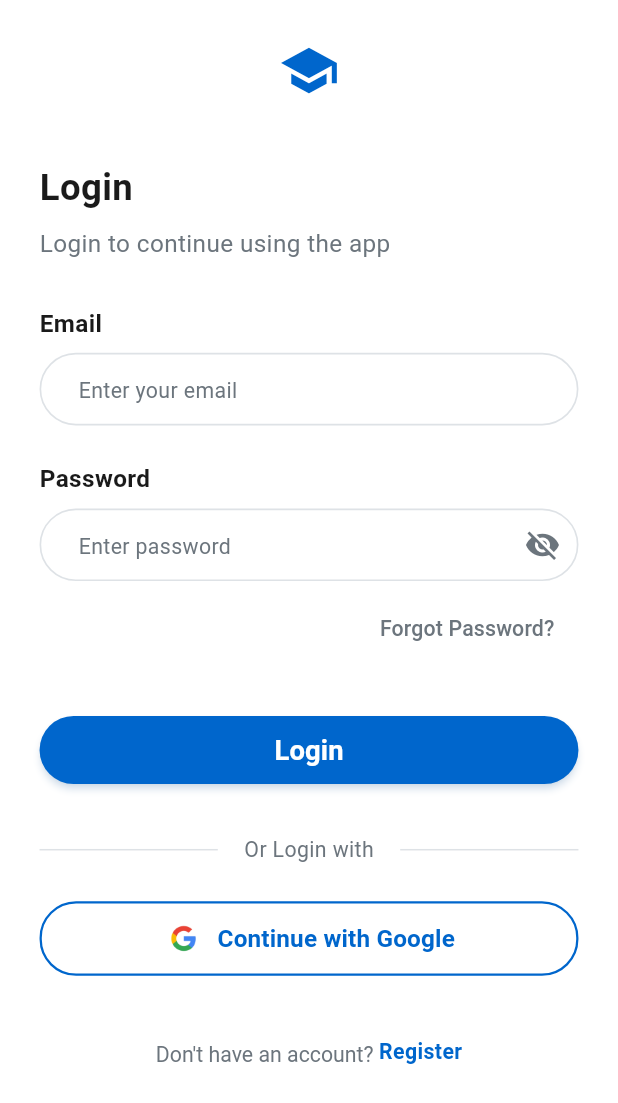
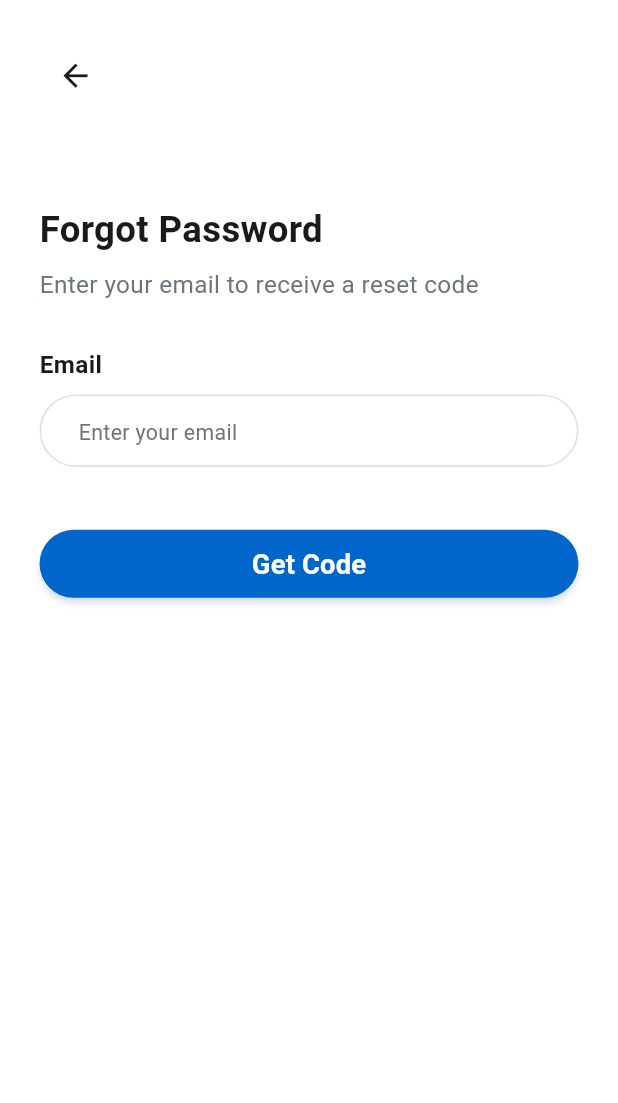
Before and after one commit to Getaye-Biaznlgn/undp-lms, a Flutter app: the screen it shows after launch, after a tap on "Skip", after a tap on "Forgot Password?", on a phone screen of 412 x 824 dp. Shown: the top 1103 px of the screen. Run offline on Flutter 3.47's test engine with Material 3 defaults, Android fonts, the phone set to English and light mode, and no system bars; our stand-ins replace dartz, dio, equatable, flutter_bloc, flutter_screenutil, get_it and 4 more.

Commit message:
reset password is added

```diff
--- a/lib/core/router/app_router.dart
+++ b/lib/core/router/app_router.dart
@@ -5,12 +5,16 @@ import 'package:lms/features/auth/presentation/pages/splash_page.dart';
 import 'package:lms/features/auth/presentation/pages/onboarding_page.dart';
 import 'package:lms/features/auth/presentation/pages/login_page.dart';
 import 'package:lms/features/auth/presentation/pages/signup_page.dart';
+import 'package:lms/features/auth/presentation/pages/forgot_password_page.dart';
+import 'package:lms/features/auth/presentation/pages/reset_password_page.dart';
 
 class AppRouter {
   static const String splash = '/splash';
   static const String onboarding = '/onboarding';
   static const String login = '/login';
   static const String signup = '/signup';
+  static const String forgotPassword = '/forgot-password';
+  static const String resetPassword = '/reset-password';
   static const String home = '/home';
   static const String initial = '/';
 
@@ -74,6 +78,34 @@ class AppRouter {
         ),
       ),
       GoRoute(
+        path: forgotPassword,
+        pageBuilder: (context, state) => CustomTransitionPage(
+          key: state.pageKey,
+          child: const ForgotPasswordPage(),
+          transitionsBuilder: (context, animation, secondaryAnimation, child) {
+            return FadeTransition(
+              opacity: animation,
+              child: child,
+            );
+          },
+        ),
+      ),
+      GoRoute(
+        path: resetPassword,
+        pageBuilder: (context, state) => CustomTransitionPage(
+          key: state.pageKey,
+          child: ResetPasswordPage(
+            email: state.uri.queryParameters['email'] ?? '',
+          ),
+          transitionsBuilder: (context, animation, secondaryAnimation, child) {
+            return FadeTransition(
+              opacity: animation,
+              child: child,
+            );
+          },
+        ),
+      ),
+      GoRoute(
         path: home,
         pageBuilder: (context, state) => CustomTransitionPage(
           key: state.pageKey,
--- a/lib/dependency_injection.dart
+++ b/lib/dependency_injection.dart
@@ -12,6 +12,8 @@ import 'package:lms/features/auth/data/repositories/auth_repository_impl.dart';
 import 'package:lms/features/auth/domain/repositories/auth_repository.dart';
 import 'package:lms/features/auth/domain/usecases/login_usecase.dart';
 import 'package:lms/features/auth/domain/usecases/signup_usecase.dart';
+import 'package:lms/features/auth/domain/usecases/forgot_password_usecase.dart';
+import 'package:lms/features/auth/domain/usecases/reset_password_usecase.dart';
 import 'package:lms/features/auth/presentation/bloc/auth_bloc.dart';
 import 'package:get_it/get_it.dart';
 import 'package:internet_connection_checker/internet_connection_checker.dart';
@@ -31,6 +33,8 @@ Future<void> init() async {
     () => AuthBloc(
       loginUseCase: sl(),
       signupUseCase: sl(),
+      forgotPasswordUseCase: sl(),
+      resetPasswordUseCase: sl(),
     ),
   );
 
@@ -39,6 +43,8 @@ Future<void> init() async {
   sl.registerLazySingleton(() => GetAllTodos(sl()));
   sl.registerLazySingleton(() => LoginUseCase(sl()));
   sl.registerLazySingleton(() => SignupUseCase(sl()));
+  sl.registerLazySingleton(() => ForgotPasswordUseCase(sl()));
+  sl.registerLazySingleton(() => ResetPasswordUseCase(sl()));
 
   // Repository
   sl.registerLazySingleton<TodoRepository>(
--- a/lib/features/auth/domain/repositories/auth_repository.dart
+++ b/lib/features/auth/domain/repositories/auth_repository.dart
@@ -5,4 +5,6 @@ import 'package:dartz/dartz.dart';
 abstract class AuthRepository {
   Future<Either<Failure, LoginResponse>> login(Map<String, dynamic> request);
   Future<Either<Failure, LoginResponse>> signup(Map<String, dynamic> request);
+  Future<Either<Failure, LoginResponse>> forgotPassword(Map<String, dynamic> request);
+  Future<Either<Failure, LoginResponse>> resetPassword(Map<String, dynamic> request);
 }
--- /dev/null
+++ b/lib/features/auth/domain/usecases/forgot_password_usecase.dart
@@ -0,0 +1,25 @@
+import 'package:dartz/dartz.dart';
+import 'package:equatable/equatable.dart';
+import 'package:lms/core/error/failures.dart';
+import 'package:lms/core/usecases/usecase.dart';
+import 'package:lms/features/auth/domain/entities/login_response.dart';
+import 'package:lms/features/auth/domain/repositories/auth_repository.dart';
+
+class ForgotPasswordParams extends Equatable {
+  final Map<String, dynamic> request;
+  const ForgotPasswordParams({required this.request});
+
+  @override
+  List<Object?> get props => [request];
+}
+
+class ForgotPasswordUseCase implements UseCase<LoginResponse, ForgotPasswordParams> {
+  final AuthRepository repository;
+
+  ForgotPasswordUseCase(this.repository);
+
+  @override
+  Future<Either<Failure, LoginResponse>> call(ForgotPasswordParams params) async {
+    return await repository.forgotPassword(params.request);
+  }
+}
--- /dev/null
+++ b/lib/features/auth/domain/usecases/reset_password_usecase.dart
@@ -0,0 +1,25 @@
+import 'package:dartz/dartz.dart';
+import 'package:equatable/equatable.dart';
+import 'package:lms/core/error/failures.dart';
+import 'package:lms/core/usecases/usecase.dart';
+import 'package:lms/features/auth/domain/entities/login_response.dart';
+import 'package:lms/features/auth/domain/repositories/auth_repository.dart';
+
+class ResetPasswordParams extends Equatable {
+  final Map<String, dynamic> request;
+  const ResetPasswordParams({required this.request});
+
+  @override
+  List<Object?> get props => [request];
+}
+
+class ResetPasswordUseCase implements UseCase<LoginResponse, ResetPasswordParams> {
+  final AuthRepository repository;
+
+  ResetPasswordUseCase(this.repository);
+
+  @override
+  Future<Either<Failure, LoginResponse>> call(ResetPasswordParams params) async {
+    return await repository.resetPassword(params.request);
+  }
+}
--- a/lib/features/auth/presentation/bloc/auth_event.dart
+++ b/lib/features/auth/presentation/bloc/auth_event.dart
@@ -18,3 +18,19 @@ class SignupEvent extends AuthEvent {
   @override
   List<Object?> get props => [request];
 }
+
+class ForgotPasswordEvent extends AuthEvent {
+  final Map<String, dynamic> request;
+  ForgotPasswordEvent(this.request);
+
+  @override
+  List<Object?> get props => [request];
+}
+
+class ResetPasswordEvent extends AuthEvent {
+  final Map<String, dynamic> request;
+  ResetPasswordEvent(this.request);
+
+  @override
+  List<Object?> get props => [request];
+}
--- /dev/null
+++ b/lib/features/auth/presentation/pages/forgot_password_page.dart
@@ -0,0 +1,158 @@
+import 'package:flutter/material.dart';
+import 'package:flutter_bloc/flutter_bloc.dart';
+import 'package:flutter_screenutil/flutter_screenutil.dart';
+import 'package:go_router/go_router.dart';
+import 'package:lms/core/router/app_router.dart';
+import 'package:lms/core/theme/app_theme.dart';
+import 'package:lms/core/widgets/common_button.dart';
+import 'package:lms/core/widgets/common_text_field.dart';
+import 'package:lms/features/auth/presentation/bloc/auth_bloc.dart';
+
+class ForgotPasswordPage extends StatefulWidget {
+  const ForgotPasswordPage({super.key});
+
+  @override
+  State<ForgotPasswordPage> createState() => _ForgotPasswordPageState();
+}
+
+class _ForgotPasswordPageState extends State<ForgotPasswordPage> {
+  final _formKey = GlobalKey<FormState>();
+  final _emailController = TextEditingController();
+
+  @override
+  void dispose() {
+    _emailController.dispose();
+    super.dispose();
+  }
+
+  void _getCode() {
+    if (_formKey.currentState!.validate()) {
+      final requestData = {
+        "email": _emailController.text.trim(),
+      };
+      context.read<AuthBloc>().add(ForgotPasswordEvent(requestData));
+    }
+  }
+
+  @override
+  Widget build(BuildContext context) {
+    return Scaffold(
+      body: SafeArea(
+        child: BlocListener<AuthBloc, AuthState>(
+                     listener: (context, state) {
+             if (state is AuthSuccessState) {
+               // Show success message and navigate to reset password page
+               ScaffoldMessenger.of(context).showSnackBar(
+                 SnackBar(
+                   content: Text('Password reset code sent to your email'),
+                   backgroundColor: Colors.green,
+                 ),
+               );
+               context.push('${AppRouter.resetPassword}?email=${_emailController.text.trim()}');
+             } else if (state is AuthErrorState) {
+              ScaffoldMessenger.of(context).showSnackBar(
+                SnackBar(
+                  content: Text(state.message),
+                  backgroundColor: Colors.red,
+                ),
+              );
+            }
+          },
+          child: SingleChildScrollView(
+            padding: EdgeInsets.all(24.w),
+            child: Form(
+              key: _formKey,
+              child: Column(
+                crossAxisAlignment: CrossAxisAlignment.start,
+                children: [
+                  // Back Button
+                  IconButton(
+                    onPressed: () => context.pop(),
+                    icon: Icon(
+                      Icons.arrow_back,
+                      color: AppTheme.textPrimaryColor,
+                      size: 24.sp,
+                    ),
+                  ),
+
+                  SizedBox(height: 20.h),
+
+
+
+                  SizedBox(height: 40.h),
+
+                  // Title
+                  Text(
+                    'Forgot Password',
+                    style: TextStyle(
+                      fontSize: 24.sp,
+                      fontWeight: FontWeight.bold,
+                      color: AppTheme.textPrimaryColor,
+                    ),
+                  ),
+
+                  SizedBox(height: 8.h),
+
+                  // Subtitle
+                  Text(
+                    'Enter your email to receive a reset code',
+                    style: TextStyle(
+                      fontSize: 16.sp,
+                      color: AppTheme.textSecondaryColor,
+                    ),
+                  ),
+
+                  SizedBox(height: 30.h),
+
+                  // Email Field
+                  Text(
+                    'Email',
+                    style: TextStyle(
+                      fontSize: 16.sp,
+                      fontWeight: FontWeight.w600,
+                      color: AppTheme.textPrimaryColor,
+                    ),
+                  ),
+                  SizedBox(height: 8.h),
+                  CommonTextField(
+                    hintText: 'Enter your email',
+                    controller: _emailController,
+                    keyboardType: TextInputType.emailAddress,
+                    type: TextFieldType.filled,
+                    size: TextFieldSize.large,
+                    validator: (value) {
+                      if (value == null || value.isEmpty) {
+                        return 'Please enter your email';
+                      }
+                      if (!RegExp(
+                        r'^[\w-\.]+@([\w-]+\.)+[\w-]{2,4}$',
+                      ).hasMatch(value)) {
+                        return 'Please enter a valid email';
+                      }
+                      return null;
+                    },
+                  ),
+
+                  SizedBox(height: 40.h),
+
+                  // Get Code Button
+                  BlocBuilder<AuthBloc, AuthState>(
+                    builder: (context, state) {
+                      return CommonButton(
+                        text: 'Get Code',
+                        onPressed: _getCode,
+                        type: ButtonType.primary,
+                        size: ButtonSize.large,
+                        isLoading: state is AuthLoadingState,
+                      );
+                    },
+                  ),
+                ],
+              ),
+            ),
+          ),
+        ),
+      ),
+    );
+  }
+}
--- a/lib/features/auth/presentation/pages/login_page.dart
+++ b/lib/features/auth/presentation/pages/login_page.dart
@@ -165,9 +165,9 @@ class _LoginPageState extends State<LoginPage> {
                   Align(
                     alignment: Alignment.centerRight,
                     child: TextButton(
-                      onPressed: () {
-                        // TODO: Navigate to forgot password
-                      },
+                                             onPressed: () {
+                         context.push(AppRouter.forgotPassword);
+                       },
                       child: Text(
                         'Forgot Password?',
                         style: TextStyle(
```
Also changed, not shown: lib/features/auth/data/datasources/auth_data_source.dart (+20 -0 lines), lib/features/auth/data/repositories/auth_repository_impl.dart (+32 -0 lines), lib/features/auth/presentation/bloc/auth_bloc.dart (+27 -1 lines), lib/features/auth/presentation/pages/reset_password_page.dart (added, +234 -0 lines).
